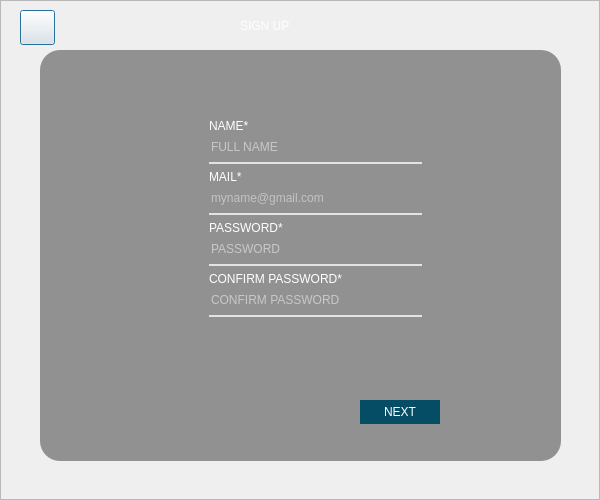
arylhazard/event_ease, file EVENT EASE PROJECT/signup.ui: the form before one commit.
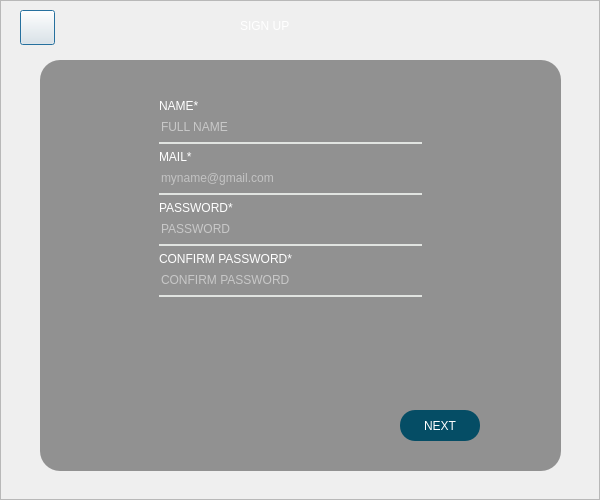
The form after the commit. Icons and pictures are not drawn.

Diff of the .ui file:
```diff
--- a/EVENT EASE PROJECT/signup.ui
+++ b/EVENT EASE PROJECT/signup.ui
@@ -66,7 +66,7 @@
       <property name="geometry">
        <rect>
         <x>40</x>
-        <y>50</y>
+        <y>60</y>
         <width>521</width>
         <height>411</height>
        </rect>
@@ -102,10 +102,10 @@
      <widget class="QFrame" name="frame_2">
       <property name="geometry">
        <rect>
-        <x>200</x>
-        <y>110</y>
-        <width>231</width>
-        <height>271</height>
+        <x>150</x>
+        <y>90</y>
+        <width>281</width>
+        <height>291</height>
        </rect>
       </property>
       <property name="styleSheet">
@@ -278,10 +278,10 @@
      <widget class="QPushButton" name="pushButton_next">
       <property name="geometry">
        <rect>
-        <x>360</x>
-        <y>400</y>
+        <x>400</x>
+        <y>410</y>
         <width>80</width>
-        <height>24</height>
+        <height>31</height>
        </rect>
       </property>
       <property name="cursor">
@@ -291,6 +291,7 @@
        <string notr="true">QPushButton
 {
 border: none;
+border-radius:15px;
 color: rgba(255,255,255,255);
 background-color: rgb(5, 77, 101);
 font : 700 12pt &quot;Myriad Pro Cond&quot;;
```
